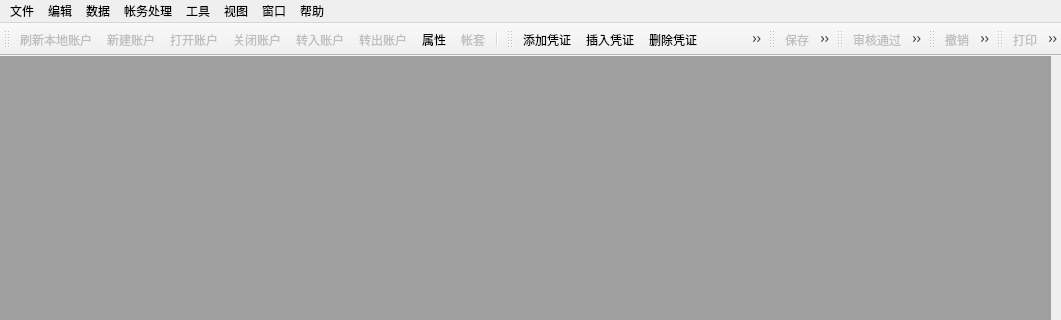
Before: the Qt Designer form forms/mainwindow.ui in wangkungit5905/PzAssistant, drawn with Qt 5; both pictures show x 0 to 1061 and y 0 to 320 of the 1061 by 600 pixel window.
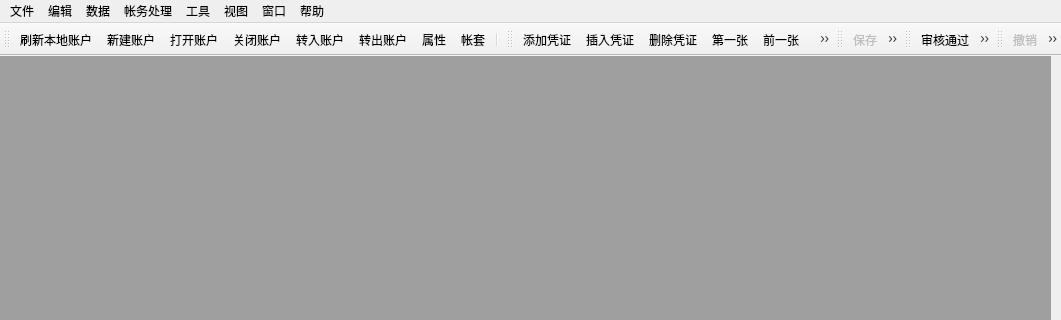
After: the same form once the commit is applied. Icons and pictures are not drawn. Custom widgets are drawn as their Qt base class.

What changed in the file:
```diff
--- a/forms/mainwindow.ui
+++ b/forms/mainwindow.ui
@@ -261,7 +261,6 @@
    <addaction name="actDelAction"/>
    <addaction name="actMvUpAction"/>
    <addaction name="actMvDownAction"/>
-   <addaction name="actImpYsYf"/>
   </widget>
   <widget class="QToolBar" name="tbrPzs">
    <property name="windowTitle">
@@ -304,23 +303,9 @@
    <addaction name="actUndo"/>
    <addaction name="actRedo"/>
   </widget>
-  <widget class="QToolBar" name="tbrPrint">
-   <property name="windowTitle">
-    <string>toolBar</string>
-   </property>
-   <attribute name="toolBarArea">
-    <enum>TopToolBarArea</enum>
-   </attribute>
-   <attribute name="toolBarBreak">
-    <bool>false</bool>
-   </attribute>
-   <addaction name="actPrint"/>
-   <addaction name="actPrintAdd"/>
-   <addaction name="actPrintDel"/>
-  </widget>
   <action name="actCrtAccount">
    <property name="enabled">
-    <bool>false</bool>
+    <bool>true</bool>
    </property>
    <property name="icon">
     <iconset resource="../imgers.qrc">
@@ -332,7 +317,7 @@
   </action>
   <action name="actOpenAccount">
    <property name="enabled">
-    <bool>false</bool>
+    <bool>true</bool>
    </property>
    <property name="icon">
     <iconset resource="../imgers.qrc">
@@ -344,7 +329,7 @@
   </action>
   <action name="actCloseAccount">
    <property name="enabled">
-    <bool>false</bool>
+    <bool>true</bool>
    </property>
    <property name="icon">
     <iconset resource="../imgers.qrc">
@@ -356,7 +341,7 @@
   </action>
   <action name="actRefreshActInfo">
    <property name="enabled">
-    <bool>false</bool>
+    <bool>true</bool>
    </property>
    <property name="icon">
     <iconset resource="../imgers.qrc">
@@ -371,7 +356,7 @@
   </action>
   <action name="actInAccount">
    <property name="enabled">
-    <bool>false</bool>
+    <bool>true</bool>
    </property>
    <property name="icon">
     <iconset resource="../imgers.qrc">
@@ -386,7 +371,7 @@
   </action>
   <action name="actEmpAccount">
    <property name="enabled">
-    <bool>false</bool>
+    <bool>true</bool>
    </property>
    <property name="icon">
     <iconset resource="../imgers.qrc">
@@ -621,45 +606,6 @@
     <string>统计本月发生额及科目余额</string>
    </property>
   </action>
-  <action name="actPrint">
-   <property name="enabled">
-    <bool>false</bool>
-   </property>
-   <property name="icon">
-    <iconset resource="../imgers.qrc">
-     <normaloff>:/images/printer.png</normaloff>:/images/printer.png</iconset>
-   </property>
-   <property name="text">
-    <string>打印</string>
-   </property>
-   <property name="toolTip">
-    <string>打印凭证</string>
-   </property>
-  </action>
-  <action name="actPrintAdd">
-   <property name="icon">
-    <iconset resource="../imgers.qrc">
-     <normaloff>:/images/printer_add.PNG</normaloff>:/images/printer_add.PNG</iconset>
-   </property>
-   <property name="text">
-    <string>加入到打印队列</string>
-   </property>
-   <property name="toolTip">
-    <string>将当前凭证加入到待打印队列中</string>
-   </property>
-  </action>
-  <action name="actPrintDel">
-   <property name="icon">
-    <iconset resource="../imgers.qrc">
-     <normaloff>:/images/printer_remove.PNG</normaloff>:/images/printer_remove.PNG</iconset>
-   </property>
-   <property name="text">
-    <string>从打印队列移除</string>
-   </property>
-   <property name="toolTip">
-    <string>将当前凭证从待打印队列中移除</string>
-   </property>
-  </action>
   <action name="actLogin">
    <property name="text">
     <string>登录</string>
@@ -762,7 +708,7 @@
     <bool>false</bool>
    </property>
    <property name="enabled">
-    <bool>false</bool>
+    <bool>true</bool>
    </property>
    <property name="icon">
     <iconset>
@@ -781,7 +727,7 @@
     <bool>false</bool>
    </property>
    <property name="enabled">
-    <bool>false</bool>
+    <bool>true</bool>
    </property>
    <property name="icon">
     <iconset>
@@ -855,7 +801,7 @@
   </action>
   <action name="actNaviToPz">
    <property name="enabled">
-    <bool>false</bool>
+    <bool>true</bool>
    </property>
    <property name="icon">
     <iconset resource="../imgers.qrc">
@@ -1040,26 +986,6 @@
     <string>显示和编辑账户属性</string>
    </property>
   </action>
-  <action name="aactTemTask">
-   <property name="text">
-    <string>结转损益至本年利润</string>
-   </property>
-   <property name="toolTip">
-    <string>临时任务1</string>
-   </property>
-  </action>
-  <action name="actImpYsYf">
-   <property name="icon">
-    <iconset>
-     <normaloff>:/images/importYsYf.png</normaloff>:/images/importYsYf.png</iconset>
-   </property>
-   <property name="text">
-    <string>导入应收应付数据</string>
-   </property>
-   <property name="toolTip">
-    <string>从Excel表格导入应收应付数据</string>
-   </property>
-  </action>
   <action name="actForceDelPz">
    <property name="enabled">
     <bool>true</bool>
@@ -1210,7 +1136,7 @@
   </action>
   <action name="actSuite">
    <property name="enabled">
-    <bool>false</bool>
+    <bool>true</bool>
    </property>
    <property name="icon">
     <iconset resource="../imgers.qrc">
```
Left out of the diff: 35 changed lines with no effect on the pictures.
